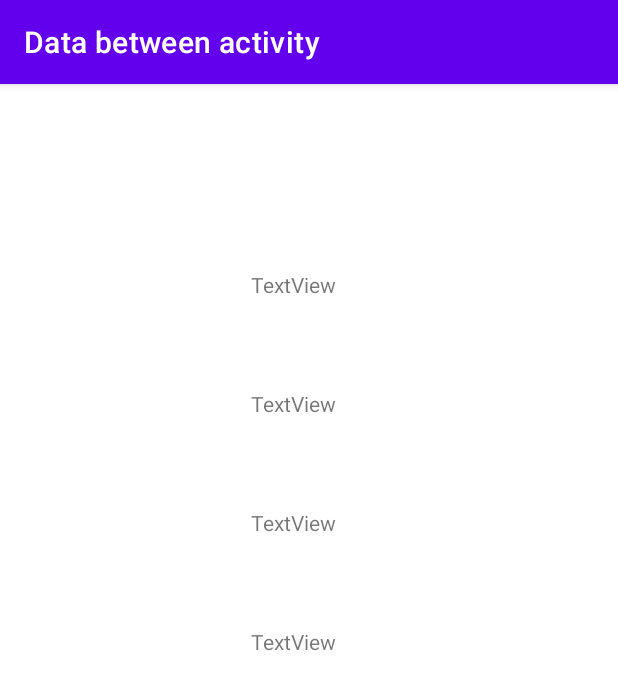
After one commit to Sudan23/Data_between_activity, an Android app: the Profile screen opened directly, with no data from a screen before it, on a phone screen of 412 x 824 dp. The commit adds this screen. Shown: the top 690 px of the screen. Run offline under Robolectric (Android 15) with nearby library versions, the phone set to English and light mode, and no system bars.

Commit message:
Profile activity completed

```diff
--- a/app/src/main/AndroidManifest.xml
+++ b/app/src/main/AndroidManifest.xml
@@ -10,6 +10,9 @@
         android:supportsRtl="true"
         android:theme="@style/Theme.DataBetweenActivity">
         <activity
+            android:name=".Profile"
+            android:exported="false" />
+        <activity
             android:name=".MainActivity"
             android:exported="true">
             <intent-filter>
--- a/app/src/main/java/com/example/databetweenactivity/MainActivity.kt
+++ b/app/src/main/java/com/example/databetweenactivity/MainActivity.kt
@@ -1,8 +1,13 @@
 package com.example.databetweenactivity
 
+import android.content.Intent
 import androidx.appcompat.app.AppCompatActivity
 import android.os.Bundle
 import android.view.View
+import android.widget.EditText
+import android.widget.Toast
+
+const val EXTRA_MESSAGE = "com.example.myfirstapp.MESSAGE"
 
 class MainActivity : AppCompatActivity() {
     override fun onCreate(savedInstanceState: Bundle?) {
@@ -11,6 +16,31 @@ class MainActivity : AppCompatActivity() {
     }
 
     fun submit(view:View){
+// do something
+        val name = findViewById<EditText>(R.id.name_et)
+        val age = findViewById<EditText>(R.id.age_et)
+        val gender = findViewById<EditText>(R.id.gender_et)
+        val address = findViewById<EditText>(R.id.address_et)
 
+        val bundle = Bundle()
+        bundle.putString("name", name.text.toString())
+        bundle.putString("age", age.text.toString())
+        bundle.putString("gender", gender.text.toString())
+        bundle.putString("address", address.text.toString())
+        val intent = Intent(this, Profile::class.java)
+        intent.putExtras(bundle)
+        startActivity(intent)
+
+//        val message = name.text.toString()
+//        val message1 = age.text.toString()
+//        val message2 = gender.text.toString()
+//        val message3 = address.text.toString()
+//        val intent = Intent(this,
+//            Profile::class.java).apply {
+//            putExtra(EXTRA_MESSAGE, message,message1,message2,message3)
+//        }
+//        startActivity(intent)
+
+        Toast.makeText(this, "Button Clicked", Toast.LENGTH_SHORT).show()
     }
 }
--- /dev/null
+++ b/app/src/main/java/com/example/databetweenactivity/Profile.kt
@@ -0,0 +1,25 @@
+package com.example.databetweenactivity
+
+import androidx.appcompat.app.AppCompatActivity
+import android.os.Bundle
+import android.widget.TextView
+
+class Profile : AppCompatActivity() {
+    override fun onCreate(savedInstanceState: Bundle?) {
+        super.onCreate(savedInstanceState)
+        setContentView(R.layout.activity_profile)
+
+        var name_pro_tv = findViewById<TextView>(R.id.name_pro_tv)
+        var age_pro_tv = findViewById<TextView>(R.id.age_pro_tv)
+        var gender_pro_tv = findViewById<TextView>(R.id.gender_pro_tv)
+        var address_pro_tv = findViewById<TextView>(R.id.address_pro_tv)
+
+        val bundle = intent.extras
+        if(bundle !=null) {
+            name_pro_tv.text = "Name : ${bundle.getString("name")}"
+            age_pro_tv.text = "Age : ${bundle.getString("age")}"
+            gender_pro_tv.text = "Gender : ${bundle.getString("gender")}"
+            address_pro_tv.text = "Address : ${bundle.getString("address")}"
+            }
+    }
+}
--- /dev/null
+++ b/app/src/main/res/layout/activity_profile.xml
@@ -0,0 +1,51 @@
+<?xml version="1.0" encoding="utf-8"?>
+<androidx.constraintlayout.widget.ConstraintLayout xmlns:android="http://schemas.android.com/apk/res/android"
+    xmlns:app="http://schemas.android.com/apk/res-auto"
+    xmlns:tools="http://schemas.android.com/tools"
+    android:layout_width="match_parent"
+    android:layout_height="match_parent"
+    tools:context=".Profile">
+
+    <TextView
+        android:id="@+id/name_pro_tv"
+        android:layout_width="wrap_content"
+        android:layout_height="wrap_content"
+        android:layout_marginTop="124dp"
+        android:text="TextView"
+        app:layout_constraintEnd_toEndOf="parent"
+        app:layout_constraintHorizontal_bias="0.47"
+        app:layout_constraintStart_toStartOf="parent"
+        app:layout_constraintTop_toTopOf="parent" />
+
+    <TextView
+        android:id="@+id/age_pro_tv"
+        android:layout_width="wrap_content"
+        android:layout_height="wrap_content"
+        android:layout_marginTop="60dp"
+        android:text="TextView"
+        app:layout_constraintEnd_toEndOf="@+id/name_pro_tv"
+        app:layout_constraintHorizontal_bias="0.0"
+        app:layout_constraintStart_toStartOf="@+id/name_pro_tv"
+        app:layout_constraintTop_toBottomOf="@+id/name_pro_tv" />
+
+    <TextView
+        android:id="@+id/gender_pro_tv"
+        android:layout_width="wrap_content"
+        android:layout_height="wrap_content"
+        android:layout_marginTop="60dp"
+        android:text="TextView"
+        app:layout_constraintEnd_toEndOf="@+id/age_pro_tv"
+        app:layout_constraintStart_toStartOf="@+id/age_pro_tv"
+        app:layout_constraintTop_toBottomOf="@+id/age_pro_tv" />
+
+    <TextView
+        android:id="@+id/address_pro_tv"
+        android:layout_width="wrap_content"
+        android:layout_height="wrap_content"
+        android:layout_marginTop="60dp"
+        android:text="TextView"
+        app:layout_constraintEnd_toEndOf="@+id/gender_pro_tv"
+        app:layout_constraintHorizontal_bias="0.0"
+        app:layout_constraintStart_toStartOf="@+id/gender_pro_tv"
+        app:layout_constraintTop_toBottomOf="@+id/gender_pro_tv" />
+</androidx.constraintlayout.widget.ConstraintLayout>
```
